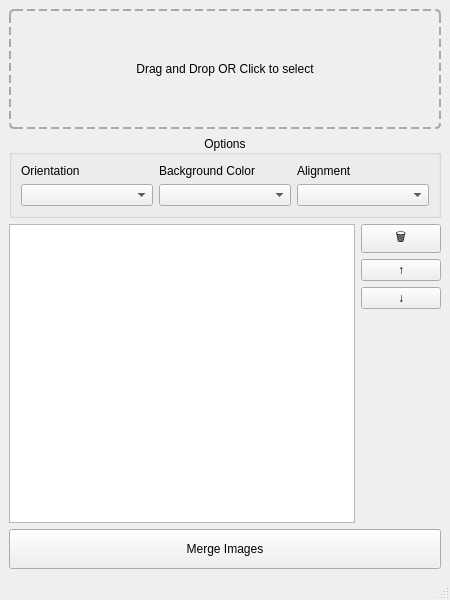
Old version of the form mainwindow.ui in the repository chern-kp/QuickImageMerge.
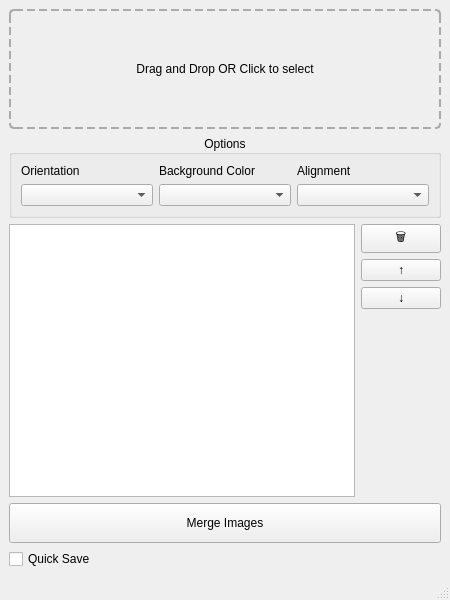
New version of the form.

Commit message: feat: quick save option

Patch:
```diff
--- a/mainwindow.ui
+++ b/mainwindow.ui
@@ -140,6 +140,13 @@
       </property>
      </widget>
     </item>
+    <item>
+     <widget class="QCheckBox" name="optionQuickSaveCheckBox">
+      <property name="text">
+       <string>Quick Save</string>
+      </property>
+     </widget>
+    </item>
    </layout>
   </widget>
   <widget class="QMenuBar" name="menubar">
```
The commit also changes 2 other files.
